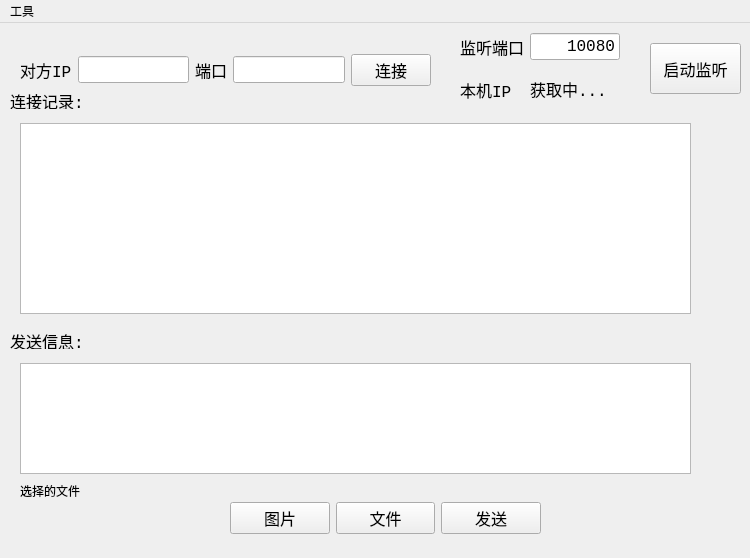
ningzichun/socket, file tcpsocket/mainwindow.ui: the form before one commit.
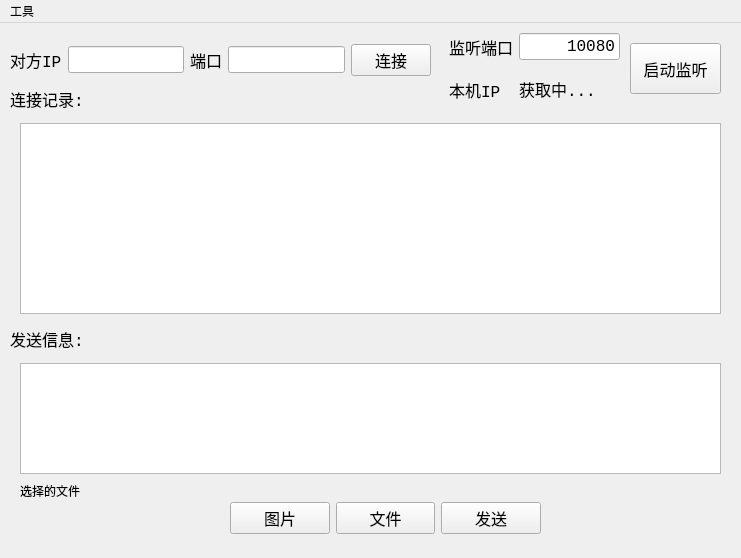
The form after the commit.

Diff of the .ui file:
```diff
--- a/tcpsocket/mainwindow.ui
+++ b/tcpsocket/mainwindow.ui
@@ -6,7 +6,7 @@
    <rect>
     <x>0</x>
     <y>0</y>
-    <width>750</width>
+    <width>741</width>
     <height>558</height>
    </rect>
   </property>
@@ -22,7 +22,7 @@
      <rect>
       <x>20</x>
       <y>100</y>
-      <width>671</width>
+      <width>701</width>
       <height>191</height>
      </rect>
     </property>
@@ -34,9 +34,9 @@
     <property name="geometry">
      <rect>
       <x>10</x>
-      <y>70</y>
+      <y>66</y>
       <width>91</width>
-      <height>16</height>
+      <height>20</height>
      </rect>
     </property>
     <property name="font">
@@ -54,7 +54,7 @@
      <rect>
       <x>20</x>
       <y>340</y>
-      <width>671</width>
+      <width>701</width>
       <height>111</height>
      </rect>
     </property>
@@ -63,9 +63,9 @@
     <property name="geometry">
      <rect>
       <x>10</x>
-      <y>310</y>
+      <y>306</y>
       <width>121</width>
-      <height>16</height>
+      <height>20</height>
      </rect>
     </property>
     <property name="font">
@@ -132,9 +132,9 @@
    <widget class="QWidget" name="horizontalLayoutWidget_2">
     <property name="geometry">
      <rect>
-      <x>20</x>
-      <y>30</y>
-      <width>411</width>
+      <x>10</x>
+      <y>20</y>
+      <width>421</width>
       <height>34</height>
      </rect>
     </property>
@@ -203,9 +203,9 @@
    <widget class="QWidget" name="gridLayoutWidget">
     <property name="geometry">
      <rect>
-      <x>460</x>
+      <x>449</x>
       <y>10</y>
-      <width>160</width>
+      <width>171</width>
       <height>80</height>
      </rect>
     </property>
@@ -300,7 +300,7 @@
    <widget class="QPushButton" name="startButton">
     <property name="geometry">
      <rect>
-      <x>650</x>
+      <x>630</x>
       <y>20</y>
       <width>91</width>
       <height>51</height>
@@ -335,7 +335,7 @@
     <rect>
      <x>0</x>
      <y>0</y>
-     <width>750</width>
+     <width>741</width>
      <height>26</height>
     </rect>
    </property>
```
Left out of the diff: 12 changed lines with no effect on the pictures.
